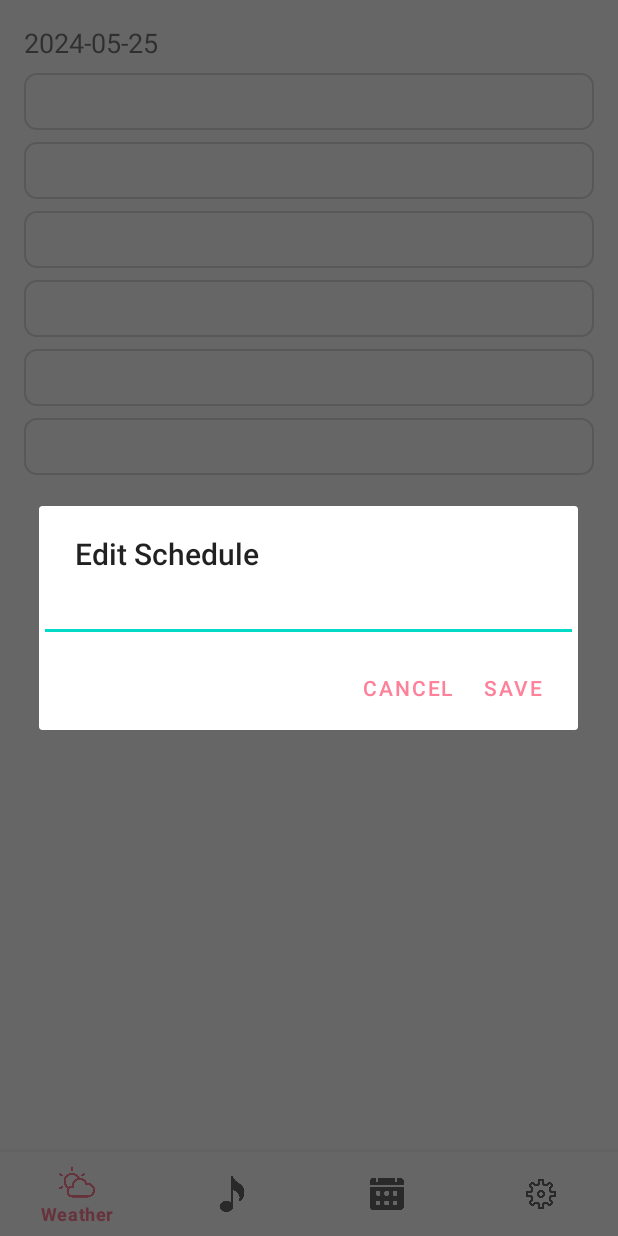
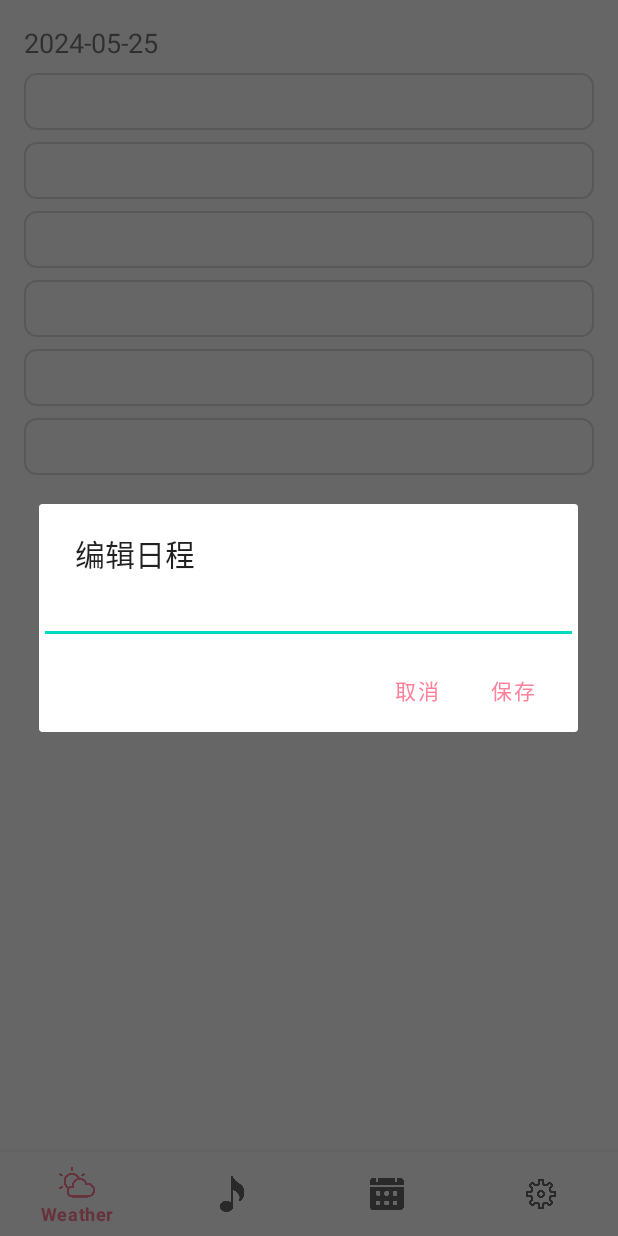
Before and after one commit to ChouYih/EWeather, an Android app: the fragment DayFragment placed in its activity, after a tap on an icon or button, on a phone screen of 412 x 824 dp. Run offline under Robolectric (Android 15) with nearby library versions, the phone set to English and light mode, and no system bars; pictures from the network do not load.

Commit message:
基本全部完成

```diff
--- a/app/src/main/java/com/yihchou/eweather/DayFragment.java
+++ b/app/src/main/java/com/yihchou/eweather/DayFragment.java
@@ -83,13 +83,13 @@ public class DayFragment extends Fragment {
 
     private void showEditDialog(final int scheduleIndex) {
         AlertDialog.Builder builder = new AlertDialog.Builder(getContext());
-        builder.setTitle("Edit Schedule");
+        builder.setTitle("编辑日程");
 
         final EditText input = new EditText(getContext());
         input.setText(scheduleTextViews[scheduleIndex].getText());
         builder.setView(input);
 
-        builder.setPositiveButton("Save", new DialogInterface.OnClickListener() {
+        builder.setPositiveButton("保存", new DialogInterface.OnClickListener() {
             @Override
             public void onClick(DialogInterface dialog, int which) {
                 String newSchedule = input.getText().toString();
@@ -97,7 +97,7 @@ public class DayFragment extends Fragment {
                 updateScheduleInDatabase(scheduleIndex, newSchedule);
             }
         });
-        builder.setNegativeButton("Cancel", new DialogInterface.OnClickListener() {
+        builder.setNegativeButton("取消", new DialogInterface.OnClickListener() {
             @Override
             public void onClick(DialogInterface dialog, int which) {
                 dialog.cancel();
--- a/app/src/main/java/com/yihchou/eweather/WeekFragment.java
+++ b/app/src/main/java/com/yihchou/eweather/WeekFragment.java
@@ -119,13 +119,13 @@ public class WeekFragment extends Fragment {
 
     private void showEditDialog(final String date, final int scheduleIndex, final TextView textView) {
         AlertDialog.Builder builder = new AlertDialog.Builder(getContext());
-        builder.setTitle("Edit Schedule");
+        builder.setTitle("编辑日程");
 
         final EditText input = new EditText(getContext());
         input.setText(textView.getText());
         builder.setView(input);
 
-        builder.setPositiveButton("Save", new DialogInterface.OnClickListener() {
+        builder.setPositiveButton("保存", new DialogInterface.OnClickListener() {
             @Override
             public void onClick(DialogInterface dialog, int which) {
                 String newSchedule = input.getText().toString();
@@ -133,7 +133,7 @@ public class WeekFragment extends Fragment {
                 updateScheduleInDatabase(date, scheduleIndex, newSchedule);
             }
         });
-        builder.setNegativeButton("Cancel", new DialogInterface.OnClickListener() {
+        builder.setNegativeButton("取消", new DialogInterface.OnClickListener() {
             @Override
             public void onClick(DialogInterface dialog, int which) {
                 dialog.cancel();
```
Also changed, not shown: app/src/main/java/com/yihchou/eweather/MonthFragment.java (+7 -5 lines), app/src/main/java/com/yihchou/eweather/MonthViewFragment.java (deleted, +0 -20 lines).
